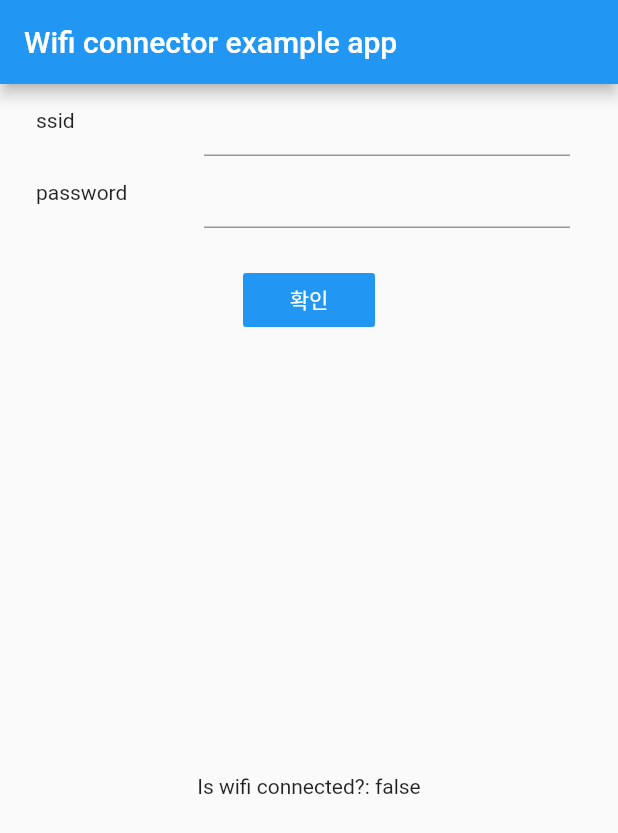
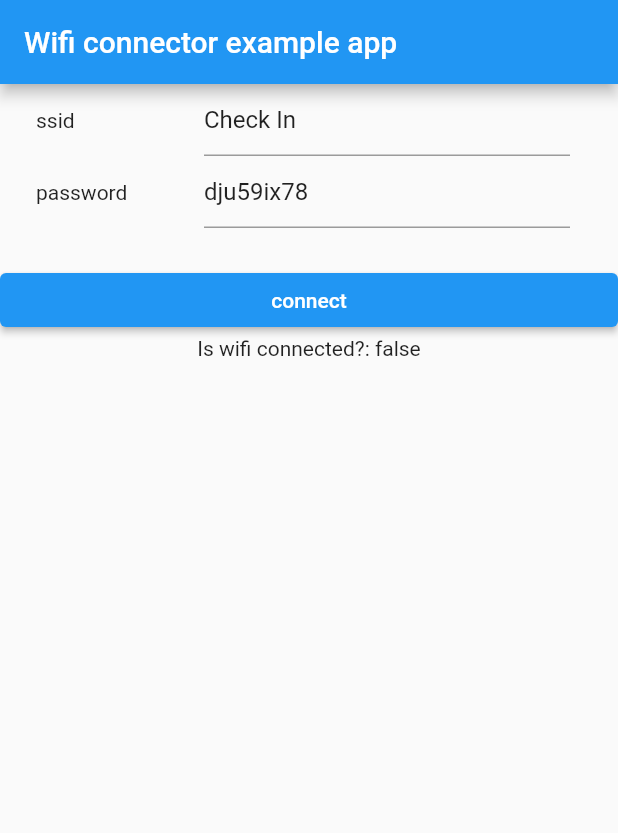
Before and after one commit to wonjerry/flutter_wifi_connector, a Flutter app: the screen it shows after launch, on a phone screen of 412 x 824 dp. Shown: the top 833 px of the screen. Run offline on Flutter 3.47's test engine with Material 2 defaults, Android fonts, the phone set to English and light mode, and no system bars.

Commit message:
#4 & #5 & #6 fixed

```diff
--- a/example/lib/main.dart
+++ b/example/lib/main.dart
@@ -10,13 +10,50 @@ class MyApp extends StatefulWidget {
 }
 
 class _MyAppState extends State<MyApp> {
-  String ssid = '';
-  String password = '';
-  bool isSucceed = false;
+  final _ssidController = TextEditingController(text: 'Check In');
+  final _passwordController = TextEditingController(text: 'dju59ix78');
+  var _isSucceed = false;
 
-  Widget _buildTextInput(String title, void Function(String) onChanged) {
+  @override
+  Widget build(BuildContext context) {
+    return MaterialApp(
+      home: Scaffold(
+        appBar: AppBar(
+          title: const Text('Wifi connector example app'),
+        ),
+        body: ListView(
+          children: [
+            _buildTextInput(
+              'ssid',
+              _ssidController,
+            ),
+            _buildTextInput(
+              'password',
+              _passwordController,
+            ),
+            Padding(
+              padding: const EdgeInsets.only(top: 24.0),
+              child: ElevatedButton(
+                child: Text(
+                  'connect',
+                  style: TextStyle(color: Colors.white),
+                ),
+                onPressed: _onConnectPressed,
+              ),
+            ),
+            Text(
+              'Is wifi connected?: $_isSucceed',
+              textAlign: TextAlign.center,
+            )
+          ],
+        ),
+      ),
+    );
+  }
+
+  Widget _buildTextInput(String title, TextEditingController controller) {
     return Row(
-      children: <Widget>[
+      children: [
         Padding(
           padding: const EdgeInsets.only(left: 24.0),
           child: Container(width: 80.0, child: Text(title)),
@@ -25,7 +62,10 @@ class _MyAppState extends State<MyApp> {
           child: Padding(
             padding: const EdgeInsets.symmetric(horizontal: 32.0),
             child: TextField(
-              onChanged: onChanged,
+              controller: controller,
+              onChanged: (value) => setState(
+                () {},
+              ),
             ),
           ),
         )
@@ -33,45 +73,12 @@ class _MyAppState extends State<MyApp> {
     );
   }
 
-  @override
-  Widget build(BuildContext context) {
-    return MaterialApp(
-      home: Scaffold(
-          appBar: AppBar(
-            title: const Text('Wifi connector example app'),
-          ),
-          body: Column(
-            children: <Widget>[
-              _buildTextInput('ssid', (ssid) {
-                setState(() {
-                  this.ssid = ssid;
-                });
-              }),
-              _buildTextInput('password', (password) {
-                setState(() {
-                  this.password = password;
-                });
-              }),
-              Padding(
-                padding: const EdgeInsets.only(top: 24.0),
-                child: FlatButton(
-                  color: Colors.blue,
-                  child: Text('확인', style: TextStyle(color: Colors.white),),
-                  onPressed: () async {
-                    final isSucceed = await WifiConnector.connectToWifi(ssid: ssid, password: password);
-                    setState(() {
-                      this.isSucceed = isSucceed;
-                    });
-                  },
-                ),
-              ),
-              Expanded(
-                child: Center(
-                  child: Text('Is wifi connected?: $isSucceed'),
-                ),
-              )
-            ],
-          )),
-    );
+  Future<void> _onConnectPressed() async {
+    final ssid = _ssidController.text;
+    final password = _passwordController.text;
+    setState(() => _isSucceed = false);
+    final isSucceed =
+        await WifiConnector.connectToWifi(ssid: ssid, password: password);
+    setState(() => _isSucceed = isSucceed);
   }
 }
```
Also changed, not shown: lib/wifi_connector.dart (+4 -3 lines), pubspec.yaml (+1 -41 lines), 11 other files.
